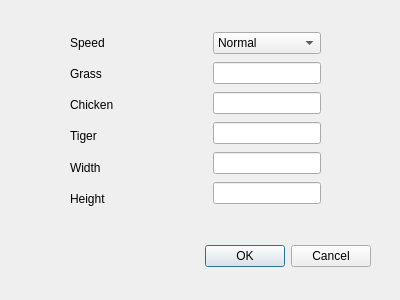
Old version of the form dialog.ui in the repository CieloSun/LifeGameGUI.
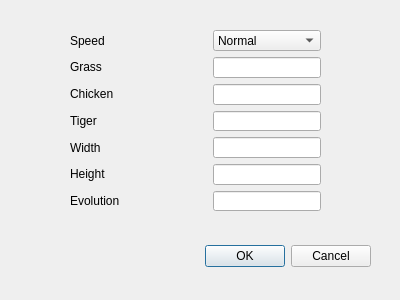
New version of the form.

Patch:
```diff
--- a/dialog.ui
+++ b/dialog.ui
@@ -83,6 +83,13 @@
         </property>
        </widget>
       </item>
+      <item>
+       <widget class="QLabel" name="label_7">
+        <property name="text">
+         <string>Evolution</string>
+        </property>
+       </widget>
+      </item>
      </layout>
     </item>
     <item>
@@ -134,6 +141,9 @@
       <item>
        <widget class="QLineEdit" name="lineEdit_4"/>
       </item>
+      <item>
+       <widget class="QLineEdit" name="lineEdit_6"/>
+      </item>
      </layout>
     </item>
    </layout>
```
